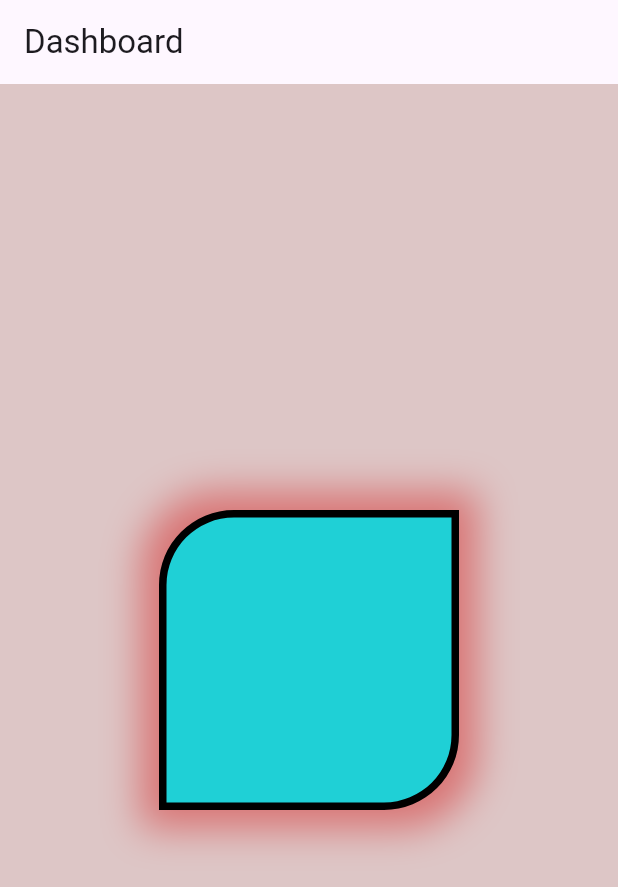
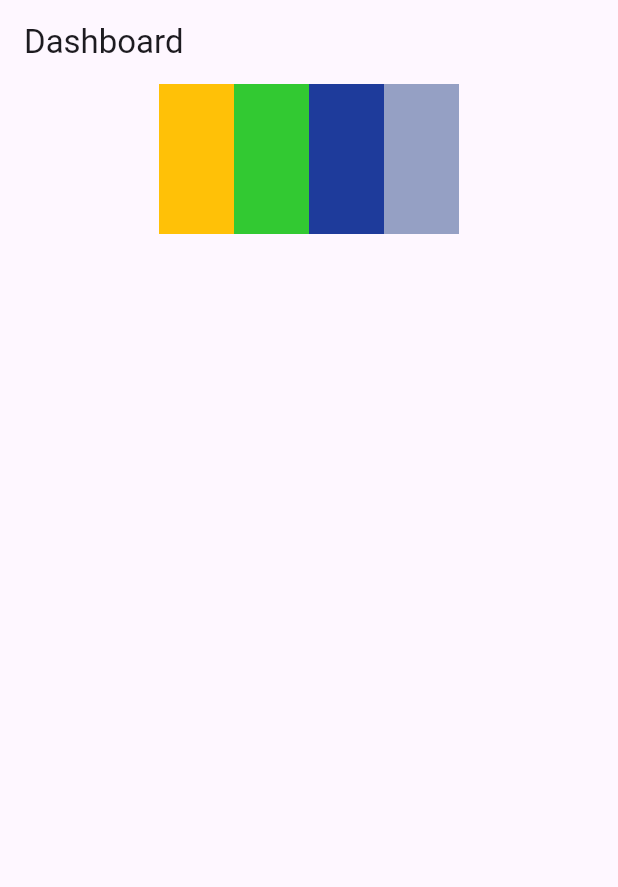
Before and after one commit to Foysalrabby/Classpractice33, a Flutter app: the screen it shows after launch, on a phone screen of 412 x 824 dp. Shown: the top 887 px of the screen. Run offline on Flutter 3.47's test engine with Material 3 defaults, Android fonts, the phone set to English and light mode, and no system bars.

Commit message:
row is allocate in horizontal

```diff
--- a/customclass/lib/main.dart
+++ b/customclass/lib/main.dart
@@ -27,34 +27,31 @@ class Mydassboard extends StatelessWidget {
       title: Text("Dashboard"),
 
      ),
-    body: Container(
+    body:   Row(
+      mainAxisAlignment: MainAxisAlignment.center,
+       children: [
 
-      color: const Color.fromARGB(255, 221, 198, 198),
-
-      child: Center(
-       child: Container(
-       width: 200,
-       height: 200,
-       decoration: BoxDecoration(
-       color: Color.fromARGB(255, 31, 208, 214),
-       borderRadius: BorderRadius.only(topLeft: Radius.circular(50),bottomRight:Radius.circular(50) ),
-       border: Border.all(
-        width: 5,
-        color: Colors.black,
+        Container(
+         width: 50,
+         height: 100,
+         color: Colors.amber,
         ),
-        boxShadow: [BoxShadow(
-           blurRadius: 22,
-           color: const Color.fromARGB(115, 211, 13, 13),
-           spreadRadius: 12
-
-        )],
-       ),
-
-
-       ),
-
-      ),
-
+          Container(
+         width: 50,
+         height: 100,
+         color: Color.fromARGB(255, 50, 201, 50),
+        ),
+        Container(
+         width: 50,
+         height: 100,
+         color: Color.fromARGB(255, 30, 59, 155),
+        ),
+       Container(
+         width: 50,
+         height: 100,
+         color: Color.fromARGB(255, 149, 160, 196),
+        ),
+       ],
 
     ),
 
```
